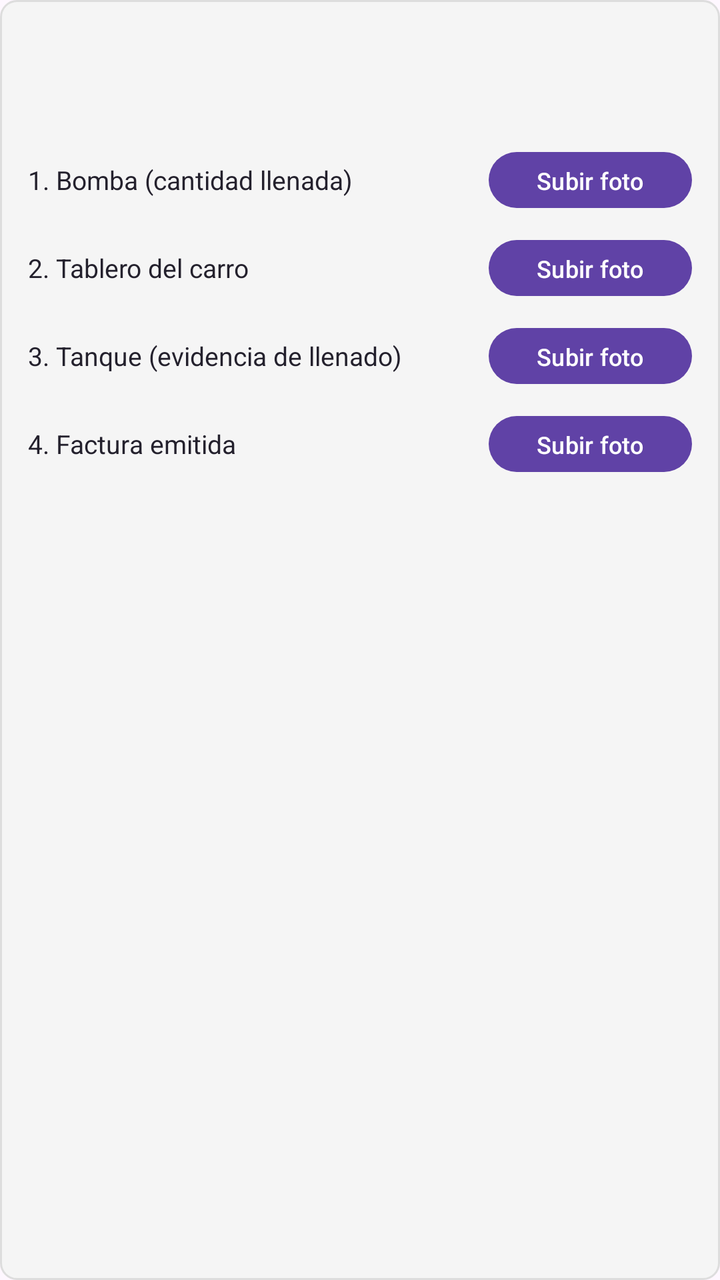
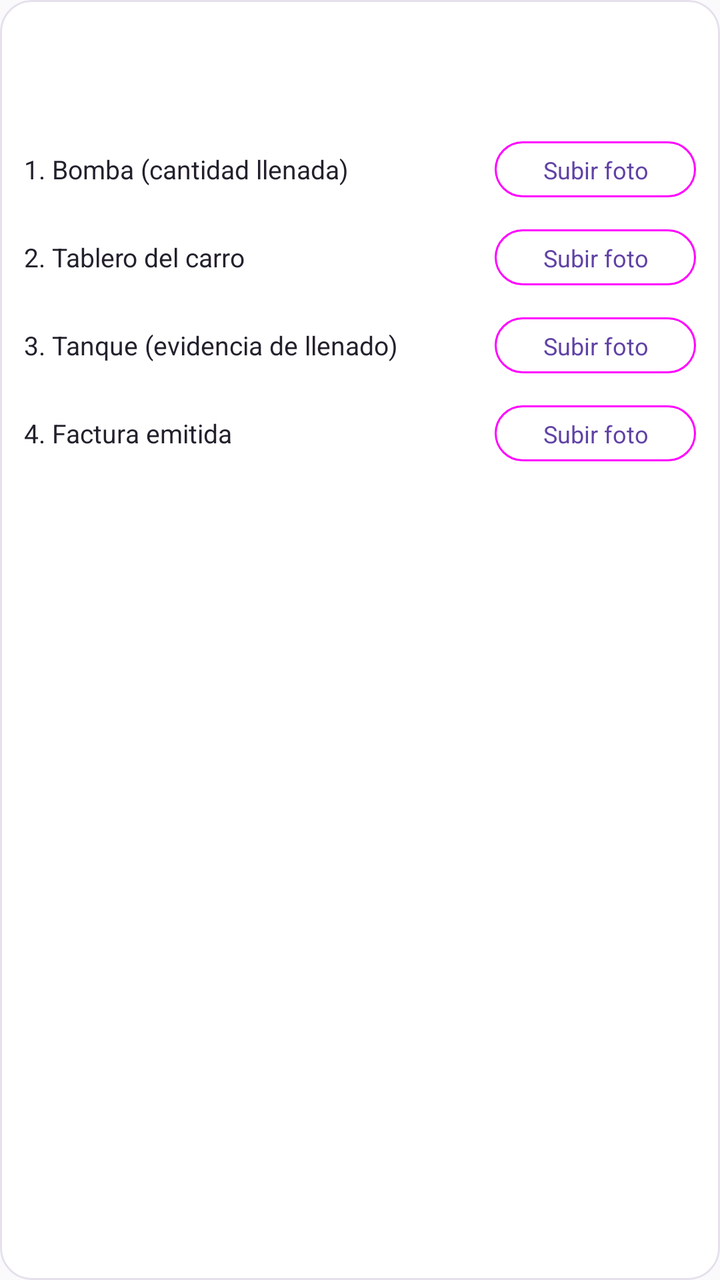

Two renders of the same Android screen: before a commit and after it. Below are the layout's source before the change and the commit's diff.
<!-- AndroidManifest.xml: application theme Theme.ApiMovil -->
<!-- res/layout/item_linea_evidencia.xml -->
<?xml version="1.0" encoding="utf-8"?>
<LinearLayout xmlns:android="http://schemas.android.com/apk/res/android"
    android:layout_width="match_parent"
    android:layout_height="wrap_content"
    android:orientation="vertical"
    android:background="@drawable/bg_card"
    android:padding="14dp"
    android:layout_marginBottom="12dp">

    <TextView
        android:id="@+id/textDestino"
        android:layout_width="match_parent"
        android:layout_height="wrap_content"
        android:textStyle="bold"
        android:textSize="16sp" />

    <TextView
        android:id="@+id/textMonto"
        android:layout_width="match_parent"
        android:layout_height="wrap_content"
        android:textSize="15sp"
        android:layout_marginTop="4dp"
        android:layout_marginBottom="12dp" />

    
    <LinearLayout
        android:layout_width="match_parent"
        android:layout_height="wrap_content"
        android:orientation="horizontal"
        android:gravity="center_vertical"
        android:layout_marginBottom="8dp">
        <TextView
            android:layout_width="0dp"
            android:layout_weight="1"
            android:layout_height="wrap_content"
            android:text="@string/foto_bomba"
            android:textSize="13sp"
            android:textColor="@color/texto_principal" />
        <com.google.android.material.button.MaterialButton
            android:id="@+id/btnBomba"
            android:layout_width="wrap_content"
            android:layout_height="36dp"
            android:text="@string/subir_foto"
            android:textSize="12sp" />
        <TextView
            android:id="@+id/textBombaListo"
            android:layout_width="wrap_content"
            android:layout_height="wrap_content"
            android:text="@string/foto_subida"
            android:textColor="#2E7D32"
            android:textSize="12sp"
            android:visibility="gone" />
    </LinearLayout>

    
    <LinearLayout
        android:layout_width="match_parent"
        android:layout_height="wrap_content"
        android:orientation="horizontal"
        android:gravity="center_vertical"
        android:layout_marginBottom="8dp">
        <TextView
            android:id="@+id/textTableroLabel"
            android:layout_width="0dp"
            android:layout_weight="1"
            android:layout_height="wrap_content"
            android:text="@string/foto_tablero"
            android:textSize="13sp"
            android:textColor="@color/texto_principal" />
        <com.google.android.material.button.MaterialButton
            android:id="@+id/btnTablero"
            android:layout_width="wrap_content"
            android:layout_height="36dp"
            android:text="@string/subir_foto"
            android:textSize="12sp" />
        <TextView
            android:id="@+id/textTableroListo"
            android:layout_width="wrap_content"
            android:layout_height="wrap_content"
            android:text="@string/foto_subida"
            android:textColor="#2E7D32"
            android:textSize="12sp"
            android:visibility="gone" />
    </LinearLayout>

    
    <LinearLayout
        android:layout_width="match_parent"
        android:layout_height="wrap_content"
        android:orientation="horizontal"
        android:gravity="center_vertical"
        android:layout_marginBottom="8dp">
        <TextView
            android:layout_width="0dp"
            android:layout_weight="1"
            android:layout_height="wrap_content"
            android:text="@string/foto_tanque"
            android:textSize="13sp"
            android:textColor="@color/texto_principal" />
        <com.google.android.material.button.MaterialButton
            android:id="@+id/btnTanque"
            android:layout_width="wrap_content"
            android:layout_height="36dp"
            android:text="@string/subir_foto"
            android:textSize="12sp" />
        <TextView
            android:id="@+id/textTanqueListo"
            android:layout_width="wrap_content"
            android:layout_height="wrap_content"
            android:text="@string/foto_subida"
            android:textColor="#2E7D32"
            android:textSize="12sp"
            android:visibility="gone" />
    </LinearLayout>

    
    <LinearLayout
        android:layout_width="match_parent"
        android:layout_height="wrap_content"
        android:orientation="horizontal"
        android:gravity="center_vertical">
        <TextView
            android:layout_width="0dp"
            android:layout_weight="1"
            android:layout_height="wrap_content"
            android:text="@string/foto_factura"
            android:textSize="13sp"
            android:textColor="@color/texto_principal" />
        <com.google.android.material.button.MaterialButton
            android:id="@+id/btnFactura"
            android:layout_width="wrap_content"
            android:layout_height="36dp"
            android:text="@string/subir_foto"
            android:textSize="12sp" />
        <TextView
            android:id="@+id/textFacturaListo"
            android:layout_width="wrap_content"
            android:layout_height="wrap_content"
            android:text="@string/foto_subida"
            android:textColor="#2E7D32"
            android:textSize="12sp"
            android:visibility="gone" />
    </LinearLayout>

</LinearLayout>
<!-- resources referenced by this layout -->
<resources>
  <color name="texto_principal">#24212D</color>
  <!-- drawable bg_card (drawable) -->
  <?xml version="1.0" encoding="utf-8"?>
  <shape xmlns:android="http://schemas.android.com/apk/res/android"
      android:shape="rectangle">
      <solid android:color="#F5F5F5" />
      <corners android:radius="8dp" />
      <stroke android:width="1dp" android:color="#DDDDDD" />
  </shape>
  <string name="foto_bomba">1. Bomba (cantidad llenada)</string>
  <string name="foto_factura">4. Factura emitida</string>
  <string name="foto_subida">✓ Subida</string>
  <string name="foto_tablero">2. Tablero del carro</string>
  <string name="foto_tanque">3. Tanque (evidencia de llenado)</string>
  <string name="subir_foto">Subir foto</string>
  <style name="Theme.ApiMovil" parent="Theme.Material3.DayNight.NoActionBar">
          <item name="colorPrimary">@color/purple_500</item>
          <item name="colorPrimaryVariant">@color/purple_700</item>
          <item name="colorOnPrimary">@color/white</item>
          <item name="colorSecondary">@color/teal_200</item>
      </style>
  <color name="purple_500">#6042A6</color>
  <color name="purple_700">#342052</color>
  <color name="white">#FFFFFFFF</color>
  <color name="teal_200">#6042A6</color>
</resources>

<!-- the commit's change to res/layout/item_linea_evidencia.xml (unified diff, before → after) -->
@@ -1,145 +1,182 @@
 <?xml version="1.0" encoding="utf-8"?>
-<LinearLayout xmlns:android="http://schemas.android.com/apk/res/android"
+<com.google.android.material.card.MaterialCardView xmlns:android="http://schemas.android.com/apk/res/android"
+    xmlns:app="http://schemas.android.com/apk/res-auto"
     android:layout_width="match_parent"
     android:layout_height="wrap_content"
-    android:orientation="vertical"
-    android:background="@drawable/bg_card"
-    android:padding="14dp"
-    android:layout_marginBottom="12dp">
+    android:layout_marginBottom="12dp"
+    app:cardBackgroundColor="@color/blanco"
+    app:cardCornerRadius="16dp"
+    app:cardElevation="0dp"
+    app:contentPadding="12dp"
+    app:strokeColor="@color/borde"
+    app:strokeWidth="1dp">
 
-    <TextView
-        android:id="@+id/textDestino"
-        android:layout_width="match_parent"
-        android:layout_height="wrap_content"
-        android:textStyle="bold"
-        android:textSize="16sp" />
-
-    <TextView
-        android:id="@+id/textMonto"
-        android:layout_width="match_parent"
-        android:layout_height="wrap_content"
-        android:textSize="15sp"
-        android:layout_marginTop="4dp"
-        android:layout_marginBottom="12dp" />
-
-    
     <LinearLayout
         android:layout_width="match_parent"
         android:layout_height="wrap_content"
-        android:orientation="horizontal"
-        android:gravity="center_vertical"
-        android:layout_marginBottom="8dp">
+        android:orientation="vertical">
+
         <TextView
-            android:layout_width="0dp"
-            android:layout_weight="1"
+            android:id="@+id/textDestino"
+            android:layout_width="match_parent"
             android:layout_height="wrap_content"
-            android:text="@string/foto_bomba"
-            android:textSize="13sp"
-            android:textColor="@color/texto_principal" />
-        <com.google.android.material.button.MaterialButton
-            android:id="@+id/btnBomba"
-            android:layout_width="wrap_content"
-            android:layout_height="36dp"
-            android:text="@string/subir_foto"
-            android:textSize="12sp" />
+            android:textColor="@color/texto_principal"
+            android:textSize="16sp"
+            android:textStyle="bold" />
+
         <TextView
-            android:id="@+id/textBombaListo"
-            android:layout_width="wrap_content"
+            android:id="@+id/textMonto"
+            android:layout_width="match_parent"
             android:layout_height="wrap_content"
-            android:text="@string/foto_subida"
-            android:textColor="#2E7D32"
-            android:textSize="12sp"
-            android:visibility="gone" />
+            android:layout_marginTop="2dp"
+            android:layout_marginBottom="12dp"
+            android:textColor="@color/marca"
+            android:textSize="14sp"
+            android:textStyle="bold" />
+
+        
+        <LinearLayout
+            android:layout_width="match_parent"
+            android:layout_height="wrap_content"
+            android:layout_marginBottom="8dp"
+            android:gravity="center_vertical"
+            android:orientation="horizontal">
+
+            <TextView
+                android:layout_width="0dp"
+                android:layout_height="wrap_content"
+                android:layout_weight="1"
+                android:text="@string/foto_bomba"
+                android:textColor="@color/texto_principal"
+                android:textSize="13sp" />
+
+            <com.google.android.material.button.MaterialButton
+                android:id="@+id/btnBomba"
+                style="@style/Widget.Material3.Button.OutlinedButton"
+                android:layout_width="wrap_content"
+                android:layout_height="36dp"
+                android:text="@string/subir_foto"
+                android:textSize="12sp"
+                app:cornerRadius="18dp" />
+
+            <TextView
+                android:id="@+id/textBombaListo"
+                android:layout_width="wrap_content"
+                android:layout_height="wrap_content"
+                android:text="@string/foto_subida"
+                android:textColor="@color/estado_completada"
+                android:textSize="12sp"
+                android:textStyle="bold"
+                android:visibility="gone" />
+        </LinearLayout>
+
+        
+        <LinearLayout
+            android:layout_width="match_parent"
+            android:layout_height="wrap_content"
+            android:layout_marginBottom="8dp"
+            android:gravity="center_vertical"
+            android:orientation="horizontal">
+
+            <TextView
+                android:id="@+id/textTableroLabel"
+                android:layout_width="0dp"
+                android:layout_height="wrap_content"
+                android:layout_weight="1"
+                android:text="@string/foto_tablero"
+                android:textColor="@color/texto_principal"
+                android:textSize="13sp" />
+
+            <com.google.android.material.button.MaterialButton
+                android:id="@+id/btnTablero"
+                style="@style/Widget.Material3.Button.OutlinedButton"
+                android:layout_width="wrap_content"
+                android:layout_height="36dp"
+                android:text="@string/subir_foto"
+                android:textSize="12sp"
+                app:cornerRadius="18dp" />
+
+            <TextView
+                android:id="@+id/textTableroListo"
+                android:layout_width="wrap_content"
+                android:layout_height="wrap_content"
+                android:text="@string/foto_subida"
+                android:textColor="@color/estado_completada"
+                android:textSize="12sp"
+                android:textStyle="bold"
+                android:visibility="gone" />
+        </LinearLayout>
+
+        
+        <LinearLayout
+            android:layout_width="match_parent"
+            android:layout_height="wrap_content"
+            android:layout_marginBottom="8dp"
+            android:gravity="center_vertical"
+            android:orientation="horizontal">
+
+            <TextView
+                android:layout_width="0dp"
+                android:layout_height="wrap_content"
+                android:layout_weight="1"
+                android:text="@string/foto_tanque"
+                android:textColor="@color/texto_principal"
+                android:textSize="13sp" />
+
+            <com.google.android.material.button.MaterialButton
+                android:id="@+id/btnTanque"
+                style="@style/Widget.Material3.Button.OutlinedButton"
+                android:layout_width="wrap_content"
+                android:layout_height="36dp"
+                android:text="@string/subir_foto"
+                android:textSize="12sp"
+                app:cornerRadius="18dp" />
+
+            <TextView
+                android:id="@+id/textTanqueListo"
+                android:layout_width="wrap_content"
+                android:layout_height="wrap_content"
+                android:text="@string/foto_subida"
+                android:textColor="@color/estado_completada"
+                android:textSize="12sp"
+                android:textStyle="bold"
+                android:visibility="gone" />
+        </LinearLayout>
+
+        
+        <LinearLayout
+            android:layout_width="match_parent"
+            android:layout_height="wrap_content"
+            android:gravity="center_vertical"
+            android:orientation="horizontal">
+
+            <TextView
+                android:layout_width="0dp"
+                android:layout_height="wrap_content"
+                android:layout_weight="1"
+                android:text="@string/foto_factura"
+                android:textColor="@color/texto_principal"
+                android:textSize="13sp" />
+
+            <com.google.android.material.button.MaterialButton
+                android:id="@+id/btnFactura"
+                style="@style/Widget.Material3.Button.OutlinedButton"
+                android:layout_width="wrap_content"
+                android:layout_height="36dp"
+                android:text="@string/subir_foto"
+                android:textSize="12sp"
+                app:cornerRadius="18dp" />
+
+            <TextView
+                android:id="@+id/textFacturaListo"
+                android:layout_width="wrap_content"
+                android:layout_height="wrap_content"
+                android:text="@string/foto_subida"
+                android:textColor="@color/estado_completada"
+                android:textSize="12sp"
+                android:textStyle="bold"
+                android:visibility="gone" />
+        </LinearLayout>
+
     </LinearLayout>
-
-    
-    <LinearLayout
-        android:layout_width="match_parent"
-        android:layout_height="wrap_content"
-        android:orientation="horizontal"
-        android:gravity="center_vertical"
-        android:layout_marginBottom="8dp">
-        <TextView
-            android:id="@+id/textTableroLabel"
-            android:layout_width="0dp"
-            android:layout_weight="1"
-            android:layout_height="wrap_content"
-            android:text="@string/foto_tablero"
-            android:textSize="13sp"
-            android:textColor="@color/texto_principal" />
-        <com.google.android.material.button.MaterialButton
-            android:id="@+id/btnTablero"
-            android:layout_width="wrap_content"
-            android:layout_height="36dp"
-            android:text="@string/subir_foto"
-            android:textSize="12sp" />
-        <TextView
-            android:id="@+id/textTableroListo"
-            android:layout_width="wrap_content"
-            android:layout_height="wrap_content"
-            android:text="@string/foto_subida"
-            android:textColor="#2E7D32"
-            android:textSize="12sp"
-            android:visibility="gone" />
-    </LinearLayout>
-
-    
-    <LinearLayout
-        android:layout_width="match_parent"
-        android:layout_height="wrap_content"
-        android:orientation="horizontal"
-        android:gravity="center_vertical"
-        android:layout_marginBottom="8dp">
-        <TextView
-            android:layout_width="0dp"
-            android:layout_weight="1"
-            android:layout_height="wrap_content"
-            android:text="@string/foto_tanque"
-            android:textSize="13sp"
-            android:textColor="@color/texto_principal" />
-        <com.google.android.material.button.MaterialButton
-            android:id="@+id/btnTanque"
-            android:layout_width="wrap_content"
-            android:layout_height="36dp"
-            android:text="@string/subir_foto"
-            android:textSize="12sp" />
-        <TextView
-            android:id="@+id/textTanqueListo"
-            android:layout_width="wrap_content"
-            android:layout_height="wrap_content"
-            android:text="@string/foto_subida"
-            android:textColor="#2E7D32"
-            android:textSize="12sp"
-            android:visibility="gone" />
-    </LinearLayout>
-
-    
-    <LinearLayout
-        android:layout_width="match_parent"
-        android:layout_height="wrap_content"
-        android:orientation="horizontal"
-        android:gravity="center_vertical">
-        <TextView
-            android:layout_width="0dp"
-            android:layout_weight="1"
-            android:layout_height="wrap_content"
-            android:text="@string/foto_factura"
-            android:textSize="13sp"
-            android:textColor="@color/texto_principal" />
-        <com.google.android.material.button.MaterialButton
-            android:id="@+id/btnFactura"
-            android:layout_width="wrap_content"
-            android:layout_height="36dp"
-            android:text="@string/subir_foto"
-            android:textSize="12sp" />
-        <TextView
-            android:id="@+id/textFacturaListo"
-            android:layout_width="wrap_content"
-            android:layout_height="wrap_content"
-            android:text="@string/foto_subida"
-            android:textColor="#2E7D32"
-            android:textSize="12sp"
-            android:visibility="gone" />
-    </LinearLayout>
-
-</LinearLayout>
+</com.google.android.material.card.MaterialCardView>
<!-- resource entries referenced after the edit -->
@@ -1,29 +1,27 @@
 <!-- resources referenced by this layout -->
 <resources>
+  <color name="blanco">#FFFFFF</color>
+  <color name="borde">#E5E0EB</color>
+  <color name="estado_completada">#2E7D32</color>
+  <color name="marca">#6042A6</color>
   <color name="texto_principal">#24212D</color>
-  <!-- drawable bg_card (drawable) -->
-  <?xml version="1.0" encoding="utf-8"?>
-  <shape xmlns:android="http://schemas.android.com/apk/res/android"
-      android:shape="rectangle">
-      <solid android:color="#F5F5F5" />
-      <corners android:radius="8dp" />
-      <stroke android:width="1dp" android:color="#DDDDDD" />
-  </shape>
   <string name="foto_bomba">1. Bomba (cantidad llenada)</string>
   <string name="foto_factura">4. Factura emitida</string>
   <string name="foto_subida">✓ Subida</string>
   <string name="foto_tablero">2. Tablero del carro</string>
   <string name="foto_tanque">3. Tanque (evidencia de llenado)</string>
   <string name="subir_foto">Subir foto</string>
-  <style name="Theme.ApiMovil" parent="Theme.Material3.DayNight.NoActionBar">
-          <item name="colorPrimary">@color/purple_500</item>
-          <item name="colorPrimaryVariant">@color/purple_700</item>
-          <item name="colorOnPrimary">@color/white</item>
-          <item name="colorSecondary">@color/teal_200</item>
+  <style name="Theme.ApiMovil" parent="Theme.MaterialComponents.DayNight.NoActionBar">
+          <item name="colorPrimary">@color/marca</item>
+          <item name="colorPrimaryVariant">@color/marca_oscuro</item>
+          <item name="colorOnPrimary">@color/blanco</item>
+          <item name="colorSecondary">@color/marca_claro</item>
+          <item name="colorOnSecondary">@color/texto_principal</item>
+          <item name="android:windowBackground">@color/fondo</item>
+          <item name="android:statusBarColor">@color/marca_oscuro</item>
       </style>
-  <color name="purple_500">#6042A6</color>
-  <color name="purple_700">#342052</color>
-  <color name="white">#FFFFFFFF</color>
-  <color name="teal_200">#6042A6</color>
+  <color name="marca_oscuro">#342052</color>
+  <color name="marca_claro">#EEE7FA</color>
+  <color name="fondo">#FAF9FC</color>
 </resources>
 
